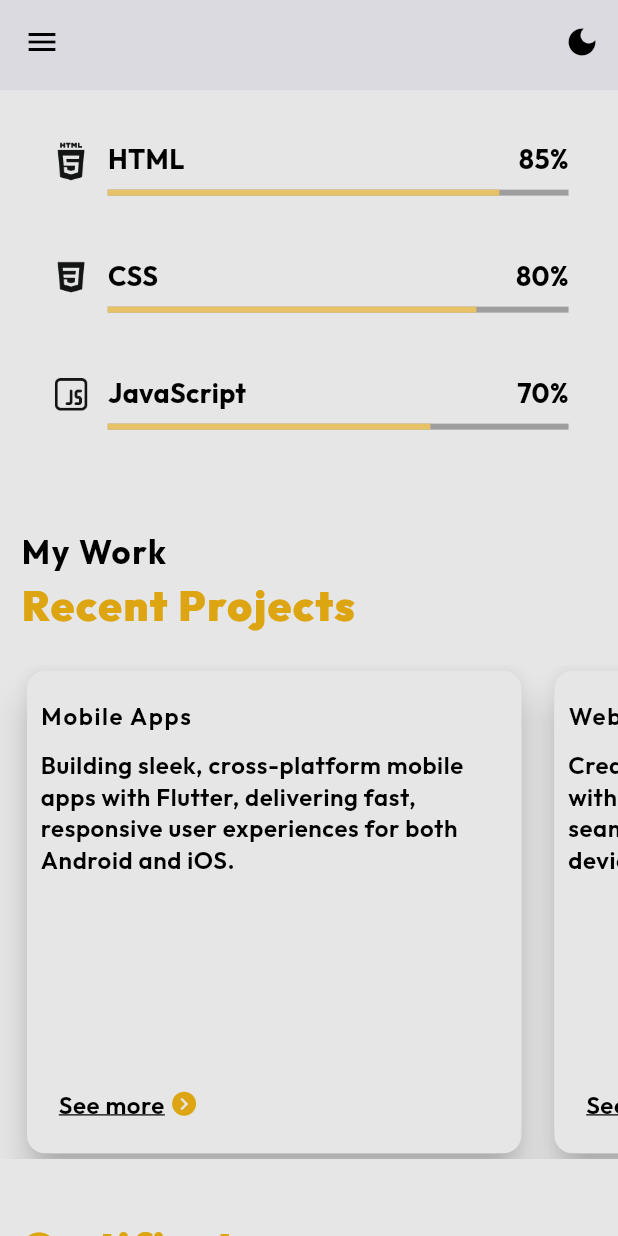
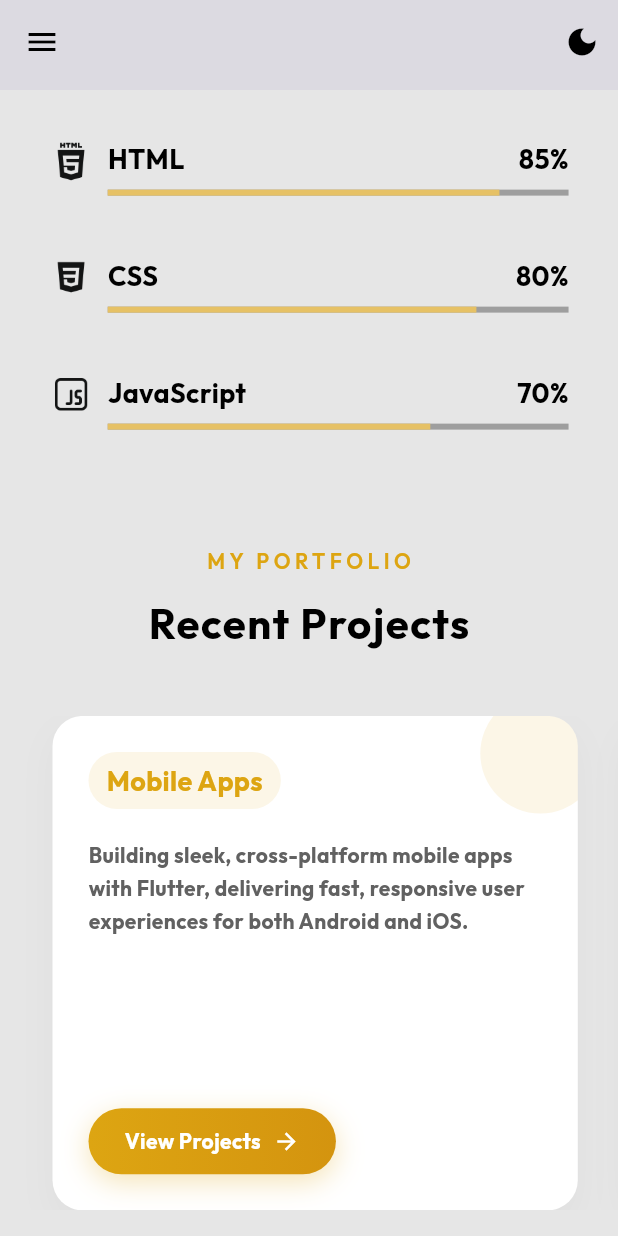
Before and after one commit to Edil-Ayehu/my_portfolio_website, a Flutter app: the screen it shows after launch, scrolled down 2880 dp, on a phone screen of 412 x 824 dp. Run offline on Flutter 3.47's test engine with Material 3 defaults, Android fonts, the phone set to English and light mode, and no system bars; drawn by our look-alikes of auto_size_text; our stand-ins replace cached_network_image, carousel_slider, cloud_firestore, firebase_core, font_awesome_flutter, google_fonts and 2 more; missing offline and left inert: dart:html; accounts and stored records are empty; statements that could not run were skipped.

Commit message:
portfolios section UI is modified and became more fancy.

```diff
--- a/lib/sections/portfolio section/portfolio_section.dart
+++ b/lib/sections/portfolio section/portfolio_section.dart
@@ -26,68 +26,59 @@ class PortfolioSection extends StatelessWidget {
 
   @override
   Widget build(BuildContext context) {
-    final size = MediaQuery.of(context).size;
+    final size = MediaQuery.sizeOf(context);
     final isSmallScreen = size.width < 600;
     final isMediumScreen = size.width < 900;
+    bool isDarkMode = Theme.of(context).brightness == Brightness.dark;
 
-    // Calculate card width based on screen size
-    double cardWidth;
-    if (isSmallScreen) {
-      cardWidth = size.width * 0.8; // 80% of screen width for mobile
-    } else if (isMediumScreen) {
-      cardWidth = size.width * 0.4; // 40% for tablet
-    } else {
-      cardWidth = size.width * 0.28; // 28% for desktop
-    }
-
-    // Calculate container height based on screen size
-    double containerHeight;
-    if (isSmallScreen) {
-      containerHeight = size.height * 0.4;
-    } else if (size.height > 1100) {
-      containerHeight = size.height * 0.3;
-    } else {
-      containerHeight = size.height * 0.5;
-    }
+    double cardWidth = isSmallScreen
+        ? size.width * 0.85
+        : (isMediumScreen ? size.width * 0.45 : size.width * 0.3);
 
     return Container(
       width: double.infinity,
-      padding: EdgeInsets.only(top: size.height * 0.02),
+      padding: EdgeInsets.symmetric(vertical: size.height * 0.05),
+      // decoration: BoxDecoration(
+      //   gradient: LinearGradient(
+      //     begin: Alignment.topLeft,
+      //     end: Alignment.bottomRight,
+      //     colors: isDarkMode
+      //         ? [Color(0xFF1A1A1A), Color(0xFF262626)]
+      //         : [Color(0xFFF5F5F5), Color(0xFFE8E8E8)],
+      //   ),
+      // ),
       child: Column(
-        crossAxisAlignment: CrossAxisAlignment.start,
         children: [
-          SizedBox(height: size.width * 0.03),
-          Padding(
-            padding: EdgeInsets.symmetric(
-              horizontal: isSmallScreen ? 14 : 36.0
-            ),
-            child: Text(
-              'My Work',
-              style: Theme.of(context).textTheme.titleSmall,
+          Text(
+            'MY PORTFOLIO',
+            style: TextStyle(
+              fontSize: isSmallScreen ? 14 : 16,
+              fontWeight: FontWeight.w600,
+              letterSpacing: 3,
+              color: Color(0xFFDDA512),
             ),
           ),
-          SectionTitle(
-            title: 'Recent Projects',
-            isMobile: isSmallScreen,
+          SizedBox(height: 12),
+          Text(
+            'Recent Projects',
+            style: TextStyle(
+              fontSize: isSmallScreen ? 28 : 36,
+              fontWeight: FontWeight.bold,
+              letterSpacing: 1,
+            ),
           ),
-          SizedBox(height: size.width * 0.045),
+          SizedBox(height: size.height * 0.05),
           SizedBox(
-            height: containerHeight,
+            height: isSmallScreen ? size.height * 0.4 : size.height * 0.5,
             child: ListView.builder(
-              cacheExtent: 500,
-              addAutomaticKeepAlives: true,
-              shrinkWrap: true,
+              scrollDirection: Axis.horizontal,
+              padding:
+                  EdgeInsets.symmetric(horizontal: isSmallScreen ? 20 : 40),
               itemCount: portfolios.length,
-              scrollDirection: Axis.horizontal,
-              padding: EdgeInsets.symmetric(
-                horizontal: isSmallScreen ? 14 : 36.0
-              ),
               itemBuilder: (context, index) {
                 final portfolio = portfolios[index];
                 return Padding(
-                  padding: EdgeInsets.only(
-                    right: isSmallScreen ? 14 : 30.0
-                  ),
+                  padding: EdgeInsets.symmetric(horizontal: 15),
                   child: ProductCard(
                     title: portfolio['title']!,
                     description: portfolio['description']!,
--- a/lib/sections/portfolio section/product_card.dart
+++ b/lib/sections/portfolio section/product_card.dart
@@ -13,81 +13,119 @@ class ProductCard extends StatelessWidget {
     required this.onPress,
     required this.cardWidth,
   });
-
   @override
   Widget build(BuildContext context) {
     bool isDarkMode = Theme.of(context).brightness == Brightness.dark;
     final size = MediaQuery.of(context).size;
     final isSmallScreen = size.width < 600;
-    final isMediumScreen = size.width < 900;
 
-    return Card(
-      color: isDarkMode ? const Color(0xFF131414) : const Color(0xFfE6E6E6),
-      elevation: 10,
-      child: Container(
+    return MouseRegion(
+      cursor: SystemMouseCursors.click,
+      child: AnimatedContainer(
+        duration: Duration(milliseconds: 200),
         width: cardWidth,
-        padding: EdgeInsets.symmetric(
-          horizontal: isSmallScreen ? 8 : 14,
-          vertical: isSmallScreen ? 8 : 14,
+        decoration: BoxDecoration(
+          color: isDarkMode ? Color(0xFF1E1E1E) : Colors.white,
+          borderRadius: BorderRadius.circular(20),
+          boxShadow: [
+            BoxShadow(
+              color: isDarkMode
+                  ? Colors.black.withOpacity(0.3)
+                  : Colors.grey.withOpacity(0.1),
+              blurRadius: 20,
+              offset: Offset(0, 10),
             ),
-        decoration: BoxDecoration(
-          borderRadius: BorderRadius.circular(18),
-          border: Border.all(
-            color: const Color(0xFfE6E6E6),
-            width: 1.0,
+          ],
         ),
-        ),
+        child: ClipRRect(
+          borderRadius: BorderRadius.circular(20),
+          child: Stack(
+            children: [
+              Padding(
+                padding: EdgeInsets.all(24),
                 child: Column(
                   crossAxisAlignment: CrossAxisAlignment.start,
                   children: [
-            const SizedBox(height: 10),
-            Text(
+                    Container(
+                      padding:
+                          EdgeInsets.symmetric(horizontal: 12, vertical: 6),
+                      decoration: BoxDecoration(
+                        color: Color(0xFFDDA512).withOpacity(0.1),
+                        borderRadius: BorderRadius.circular(20),
+                      ),
+                      child: Text(
                         title,
-              maxLines: 1,
-              overflow: TextOverflow.ellipsis,
-              style: Theme.of(context).textTheme.titleSmall!.copyWith(
-                    fontWeight: FontWeight.w600,
-                    fontSize: isSmallScreen ? 16 : (isMediumScreen ? 18 : 20),
+                        style: TextStyle(
+                          color: Color(0xFFDDA512),
+                          fontWeight: FontWeight.bold,
+                          fontSize: isSmallScreen ? 18 : 22,
                         ),
                       ),
-            SizedBox(height: isSmallScreen ? 10 : 18),
-            Expanded(
-              child: AutoSizeText(
+                    ),
+                    SizedBox(height: 20),
+                    Text(
                       description,
-                style: Theme.of(context).textTheme.bodySmall!.copyWith(
-                      fontWeight: FontWeight.w600,
-                    ),
-                minFontSize: 10,
-                maxLines: 6,
-                overflow: TextOverflow.ellipsis,
+                      style: TextStyle(
+                        fontSize: isSmallScreen ? 14 : 16,
+                        height: 1.6,
+                        color: isDarkMode ? Colors.grey[300] : Colors.grey[700],
                       ),
                     ),
-            Align(
-              alignment: Alignment.bottomLeft,
-              child: TextButton(
-                onPressed: onPress,
+                    Spacer(),
+                    MouseRegion(
+                      cursor: SystemMouseCursors.click,
+                      child: GestureDetector(
+                        onTap: onPress,
+                        child: Container(
+                          padding: EdgeInsets.symmetric(
+                              vertical: 12, horizontal: 24),
+                          decoration: BoxDecoration(
+                            gradient: LinearGradient(
+                              colors: [Color(0xFFDDA512), Color(0xFFD4940F)],
+                            ),
+                            borderRadius: BorderRadius.circular(30),
+                            boxShadow: [
+                              BoxShadow(
+                                color: Color(0xFFDDA512).withOpacity(0.3),
+                                blurRadius: 15,
+                                offset: Offset(0, 5),
+                              ),
+                            ],
+                          ),
                           child: Row(
-                  mainAxisAlignment: MainAxisAlignment.start,
                             mainAxisSize: MainAxisSize.min,
                             children: [
                               Text(
-                      'See more',
-                      style: Theme.of(context).textTheme.bodySmall!.copyWith(
-                            fontWeight: FontWeight.w600,
-                            decoration: TextDecoration.underline,
+                                'View Projects',
+                                style: TextStyle(
+                                  color: Colors.white,
+                                  fontWeight: FontWeight.bold,
+                                  fontSize: isSmallScreen ? 14 : 16,
                                 ),
                               ),
-                    const SizedBox(width: 5),
-                    Container(
+                              SizedBox(width: 8),
+                              Icon(
+                                Icons.arrow_forward,
+                                color: Colors.white,
+                                size: isSmallScreen ? 18 : 20,
+                              ),
+                            ],
+                          ),
+                        ),
+                      ),
+                    ),
+                  ],
+                ),
+              ),
+              Positioned(
+                top: -15,
+                right: -15,
+                child: Container(
+                  width: 80,
+                  height: 80,
                   decoration: BoxDecoration(
-                        color: isDarkMode ? const Color(0xFfE6E6E6) : const Color(0xFFDDA512),
-                        borderRadius: BorderRadius.circular(50),
-                      ),
-                      child: Center(
-                        child: Icon(
-                          Icons.navigate_next_outlined,
-                          size: isSmallScreen ? 16 : 19,
-                          color: isDarkMode ? const Color(0xFf131414) : const Color(0xFfE6E6E6),
+                    color: Color(0xFFDDA512).withOpacity(0.1),
+                    shape: BoxShape.circle,
                   ),
                 ),
               ),
@@ -95,9 +133,6 @@ class ProductCard extends StatelessWidget {
           ),
         ),
       ),
-          ],
-        ),
-      ),
     );
   }
 }
```
Lines whose indentation alone changed are shown as unchanged.
